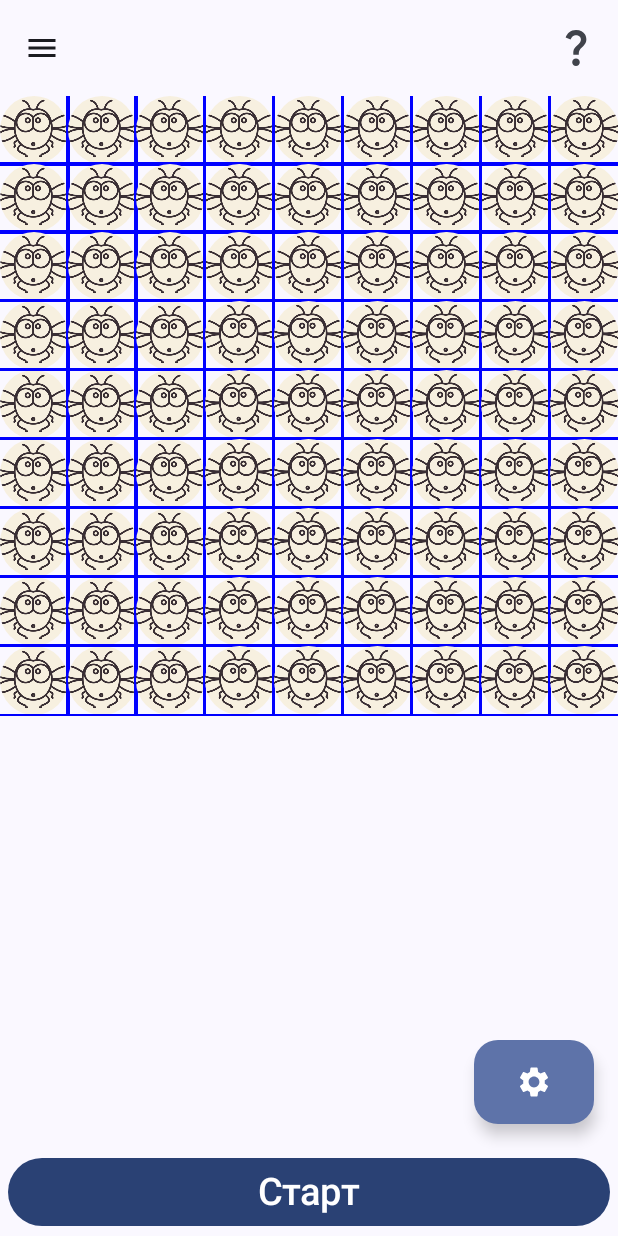
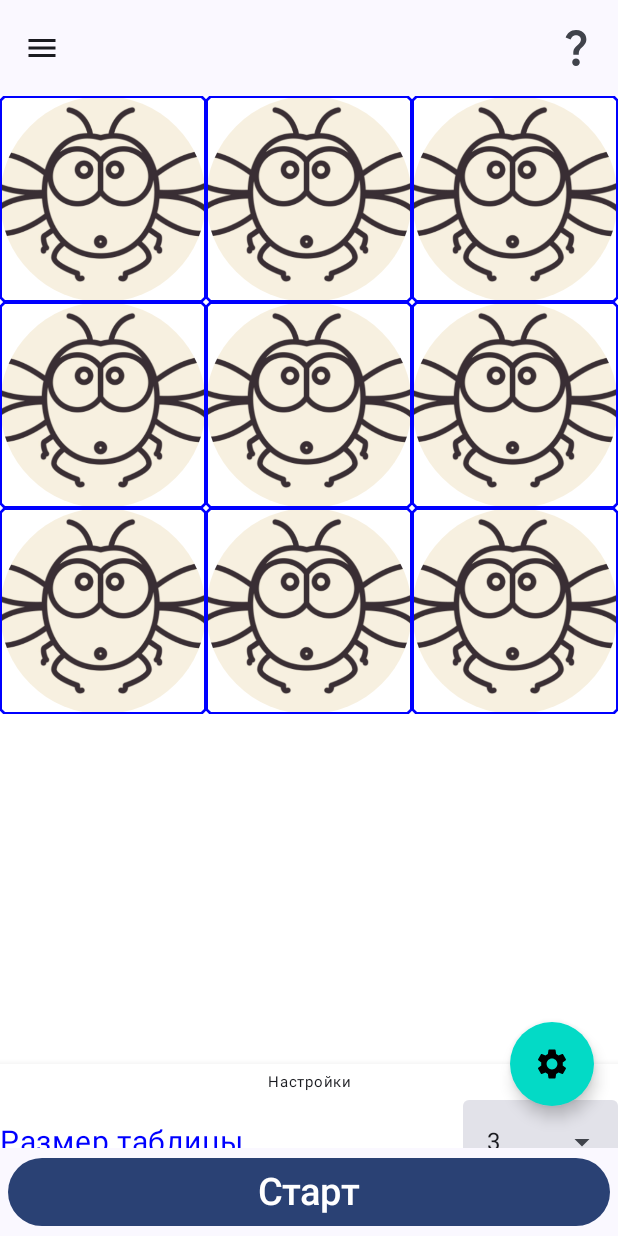
Before and after one commit to DmitriyZakharich/FlyGame, an Android app built with Jetpack Compose: the screen it shows after launch (ComposeActivity), on a phone screen of 412 x 824 dp. Run offline under Robolectric (Android 15) with nearby library versions, the phone set to English and light mode, and no system bars; our stand-ins replace Dagger/Hilt's generated code.

Commit message:
The basic version of the game with a FlatField

```diff
--- a/app/src/main/java/com/example/flygame/ComposeActivity.kt
+++ b/app/src/main/java/com/example/flygame/ComposeActivity.kt
@@ -5,19 +5,13 @@ import androidx.activity.ComponentActivity
 import androidx.activity.compose.setContent
 import androidx.compose.foundation.background
 import androidx.compose.foundation.layout.Box
-import androidx.compose.foundation.layout.Column
 import androidx.compose.foundation.layout.fillMaxSize
 import androidx.compose.foundation.layout.fillMaxWidth
 import androidx.compose.foundation.layout.padding
-import androidx.compose.foundation.layout.wrapContentSize
 import androidx.compose.material.icons.Icons
-import androidx.compose.material.icons.filled.Info
 import androidx.compose.material.icons.filled.Menu
-import androidx.compose.material.icons.filled.Settings
-import androidx.compose.material3.BottomAppBar
 import androidx.compose.material3.Button
 import androidx.compose.material3.ExperimentalMaterial3Api
-import androidx.compose.material3.ExtendedFloatingActionButton
 import androidx.compose.material3.Icon
 import androidx.compose.material3.IconButton
 import androidx.compose.material3.MaterialTheme
@@ -26,24 +20,19 @@ import androidx.compose.material3.Surface
 import androidx.compose.material3.Text
 import androidx.compose.material3.TopAppBar
 import androidx.compose.runtime.Composable
-import androidx.compose.runtime.getValue
-import androidx.compose.runtime.mutableStateOf
-import androidx.compose.runtime.remember
 import androidx.compose.runtime.rememberCoroutineScope
-import androidx.compose.runtime.setValue
 import androidx.compose.ui.Modifier
 import androidx.compose.ui.graphics.Color
 import androidx.compose.ui.res.painterResource
-import androidx.compose.ui.text.style.TextDecoration
 import androidx.compose.ui.tooling.preview.Preview
 import androidx.compose.ui.unit.dp
 import androidx.compose.ui.unit.sp
-import com.example.flygame.gamefield.FlatField
+import androidx.lifecycle.viewmodel.compose.viewModel
+import com.example.flygame.gamefield.GameViewModel
 import com.example.flygame.settings.BottomSheetSettings
-import com.example.flygame.settings.models.SettingsData
+import com.example.flygame.settings.SettingsScreen
 import com.example.flygame.ui.theme.FlyGameTheme
 import dagger.hilt.android.AndroidEntryPoint
-import kotlinx.coroutines.launch
 
 @AndroidEntryPoint
 class ComposeActivity : ComponentActivity() {
@@ -61,15 +50,16 @@ class ComposeActivity : ComponentActivity() {
         }
     }
 }
-/**
- * Добавить bottomsheet в нижний бар?
- * */
 
 @OptIn(ExperimentalMaterial3Api::class)
 @Composable
 fun MainScreen(name: String, modifier: Modifier = Modifier) {
 
     val scope = rememberCoroutineScope()
+
+    val gameViewModel: GameViewModel = viewModel()
+
+    val answer: (Int) -> Unit = { id -> gameViewModel.cellClickListener(id) }
 
     Scaffold(
         topBar = {
@@ -95,72 +85,28 @@ fun MainScreen(name: String, modifier: Modifier = Modifier) {
                 }
             )
         },
-        floatingActionButton = {
-            var clickCount by remember { mutableStateOf(0) }
-            ExtendedFloatingActionButton(
-                onClick = {
-                    // show snackbar as a suspend function
-                    scope.launch {
+        bottomBar = {
+            Button(
+                onClick = { gameViewModel.startGame() },
+                modifier = Modifier
+                    .fillMaxWidth()
+                    .padding(5.dp)
+            ) {
+                Text(text = "Старт", fontSize = 25.sp)
+            }
 
-                    }
-                }
-            ) {
-//                Text("Show snackbar")
-                Icon(imageVector = Icons.Default.Settings, contentDescription = "")
-            }
-        },
-        bottomBar = {
-//                    BottomAppBar {
-                        Button(onClick = { /*TODO*/ },
-                            modifier = Modifier
-                                .fillMaxWidth()
-                                .padding(5.dp)) {
-                            Text(text = "Старт", fontSize = 25.sp)
-                        }
-//                    }
         },
         content = { innerPadding ->
-
-            Column(Modifier.fillMaxSize()) {
-                Box(
-                    modifier = Modifier
-                        .padding(innerPadding)
-                        .fillMaxWidth()
-                ){
-                    FlatField(settings = SettingsData())
-                }
-                Box(
-                    modifier = Modifier
-                        .padding(innerPadding)
-                        .fillMaxSize()
-                        .fillMaxWidth()
-                        .weight(1f)
-                ){
-                    BottomSheetSettings()
-                }
-
+            Box(
+                Modifier
+                    .fillMaxSize()
+                    .padding(innerPadding)
+                    .background(Color.Red)) {
+                BottomSheetSettings(answer)
 
             }
-
         }
     )
-
-
-
-//    Column(modifier = Modifier.fillMaxSize()) {
-//        Box(
-//            Modifier
-//                .fillMaxSize()
-//                .weight(1f)) {
-//            FlatField(SettingsData())
-//
-//        }
-//
-//        Text(text = "Привет,Мир", color = Color.Red, modifier = Modifier
-//            .wrapContentSize()
-//            .weight(1f))
-//
-//    }
 }
 
 @Preview(showBackground = true)
--- a/app/src/main/java/com/example/flygame/gamefield/GameScreen.kt
+++ b/app/src/main/java/com/example/flygame/gamefield/GameScreen.kt
@@ -27,33 +27,28 @@ import com.example.flygame.settings.models.SettingsData
 fun GameScreen() {
     Column(modifier = Modifier.fillMaxSize()) {
 //        Table(SettingsStore())
-
-
-
     }
 
 }
 
 @Composable
-fun Table(settingsStore: SettingsStore) {
+fun Table(settingsStore: SettingsStore, answer: (id: Int) -> Unit = {}) {
     val settingsState = settingsStore.getData().collectAsState(SettingsData())
     val settings = settingsState.value
 
     if (!settings.isVolume)
-        FlatField(settings)
+        FlatField(settings, answer)
     else
         VolumetricField(settings)
 }
 
 @Composable
-fun FlatField(settings: SettingsData) {
+fun FlatField(settings: SettingsData, answer: (id: Int) -> Unit = {}) {
 
     val configuration = LocalConfiguration.current
-
     val screenHeight = configuration.screenHeightDp.dp
     val screenWidth = configuration.screenWidthDp.dp
-    Log.d("11111111111111TAG", "screenWidth: $screenWidth")
-    Log.d("11111111111111TAG", "screenHeight: $screenHeight")
+
 
     Column(
         modifier = Modifier
@@ -78,7 +73,8 @@ fun FlatField(settings: SettingsData) {
                                 width = 1.dp,
                                 color = Color.Blue,
                                 shape = AbsoluteCutCornerShape(2)
-                            )
+                            ),
+                        answer
                     )
                 }
             }
@@ -87,9 +83,9 @@ fun FlatField(settings: SettingsData) {
 }
 
 @Composable
-fun MyCell(id: Pair<Int, Int>, modifier: Modifier) {
+fun MyCell(id: Pair<Int, Int>, modifier: Modifier, answer: (id: Int) -> Unit = {}) {
     IconButton(
-        onClick = {},
+        onClick = {answer("${id.second}${id.first}".toInt())},  //verticalY, horizontalX
         modifier = modifier
     ) {
         Image(
--- a/app/src/main/java/com/example/flygame/settings/BottomSheetSettings.kt
+++ b/app/src/main/java/com/example/flygame/settings/BottomSheetSettings.kt
@@ -1,147 +1,75 @@
 package com.example.flygame.settings
 
-import androidx.compose.foundation.background
-import androidx.compose.foundation.layout.Column
-import androidx.compose.foundation.layout.Spacer
-import androidx.compose.foundation.layout.fillMaxSize
-import androidx.compose.foundation.layout.height
-import androidx.compose.foundation.layout.padding
-import androidx.compose.foundation.layout.width
-import androidx.compose.material3.ExperimentalMaterial3Api
-import androidx.compose.material3.Text
-import androidx.compose.material3.rememberBottomSheetScaffoldState
+import androidx.compose.material.BottomSheetScaffold
+import androidx.compose.material.ExperimentalMaterialApi
+import androidx.compose.material.FloatingActionButton
+import androidx.compose.material.Icon
+import androidx.compose.material.icons.Icons
+import androidx.compose.material.icons.filled.Settings
+import androidx.compose.material.rememberBottomSheetScaffoldState
 import androidx.compose.runtime.Composable
+import androidx.compose.runtime.currentCompositionLocalContext
 import androidx.compose.runtime.rememberCoroutineScope
-import androidx.compose.ui.Alignment
-import androidx.compose.ui.Modifier
-import androidx.compose.ui.graphics.Color
 import androidx.compose.ui.platform.LocalContext
 import androidx.compose.ui.tooling.preview.Preview
-import androidx.compose.ui.unit.dp
+import com.example.flygame.gamefield.FlatField
+import com.example.flygame.gamefield.Table
+import com.example.flygame.settings.models.SettingsData
+import com.example.flygame.settings.viewstate.SettingsState
+import kotlinx.coroutines.launch
 
 
-@OptIn(ExperimentalMaterial3Api::class)
+//@OptIn(ExperimentalMaterial3Api::class)
+@OptIn(ExperimentalMaterialApi::class)
 @Preview
 @Composable
-fun BottomSheetSettings() {
+fun BottomSheetSettings(answer: (id: Int) -> Unit = {}) {
 
     val contextForToast = LocalContext.current.applicationContext
 
+//    val coroutineScope = rememberCoroutineScope()
+//    val scaffoldState = rememberBottomSheetScaffoldState()
+
     val coroutineScope = rememberCoroutineScope()
-
     val scaffoldState = rememberBottomSheetScaffoldState()
 
-//    BottomSheetScaffold(
-//        sheetContent = {MyBottomSheet()},
-//        floatingActionButton ={
-////            FloaActioButton
-//        }) {
+    BottomSheetScaffold(
+        scaffoldState = scaffoldState,
+        sheetContent = {
+//            Box(
+//                modifier = Modifier.background(Color.Cyan)
+//            ) {
+//                Row(){
+//                    Text(text = "123")
+//                    Text(text = "123")
+//                    Text(text = "123")
+//                }
 //
-//        }
+//            }
+                       SettingsScreen()
 
+                       },
+        floatingActionButton = {
+            FloatingActionButton(onClick = {
+                coroutineScope.launch {
+                    if (scaffoldState.bottomSheetState.isCollapsed)
+                        scaffoldState.bottomSheetState.expand()
+                    else
+                        scaffoldState.bottomSheetState.collapse()
+                }
+            }) {
+                Icon(
+                    imageVector = Icons.Default.Settings,
+                    contentDescription = "Favorite"
+                )
+            }
+        }
+    ) {
+//        Text(text = "Content")
 
-
-
-//    FloatingActionButton(onClick = { /*TODO*/ }) {
-//
-//    }
-//
-//    BottomSheetScaffold(
-//
-//        sheetShape = CutCornerShape(20.dp), //Rounded corners
-//        sheetShadowElevation = 20.dp,//To provide Shadow
-//        sheetPeekHeight = 50.dp,//Initial height of sheet[Collapsed]{maybe too much 4 u}
-//        sheetContent = {
-//            MyBottomSheet()//Create a sheet Composable
-//        },
-//
-//        scaffoldState = scaffoldState,
-//
-//
-//
-////        sheetPeekHeight = 100.dp,
-////        sheetContent = {
-////            Column {
-////                Text(text = "123")
-////                Text(text = "123")
-////                Text(text = "123")
-////                Text(text = "123")
-////            }
-//////            LazyColumn {
-//////                // the first item that is visible
-//////                item {
-//////                    Box(
-//////                        modifier = Modifier
-//////                            .height(56.dp) // set the height
-//////                            .fillMaxWidth()
-//////                    ) {
-//////                        Text(
-//////                            text = "Swipe up to Expand the sheet",
-//////                            modifier = Modifier.align(alignment = Alignment.Center),
-//////                            color = Color.White
-//////                        )
-//////                    }
-//////                }
-//////
-//////                // remaining items
-//////                items(count = 5) {
-//////                    ListItem(
-//////                        modifier = Modifier.clickable {
-//////                            Toast.makeText(contextForToast, "Item $it", Toast.LENGTH_SHORT)
-//////                                .show()
-//////
-//////                            coroutineScope.launch {
-//////                                scaffoldState.bottomSheetState.hide()
-//////                            }
-//////                        },
-//////
-////////                        text = {
-////////                            Text(text = "Item $it")
-////////                        },
-////////                        icon = {
-////////                            Icon(
-////////                                imageVector = Icons.Default.Favorite,
-////////                                contentDescription = "Favorite",
-////////                                tint = MaterialTheme.colors.primary
-////////                            )
-////////                        }
-//////                    )
-//////                }
-//////            }
-////        }
-//    ) {
-//        // app UI
-////        Column(
-////            modifier = Modifier.fillMaxSize(),
-////            verticalArrangement = Arrangement.Center,
-////            horizontalAlignment = Alignment.CenterHorizontally
-////        )
-//    }
-
-//    BottomSheetScaffold(sheetContent =) {
-//
-//    }
-}
-
-@Composable
-fun MyBottomSheet() {
-    Column(
-        modifier = Modifier
-            .fillMaxSize()//Do this to make sheet expandable
-            .background(Color.Black.copy(0.2f))
-            .padding(20.dp),
-        horizontalAlignment = Alignment.CenterHorizontally
-    ) {
-        Spacer(//Using this to create a kind of Icon that tells the user that the sheet is expandable
-            modifier = Modifier
-                .height(3.dp)
-                .width(70.dp)
-                .background(Color.White)
-        )
-        Spacer(//Another spacer to add a space
-            modifier = Modifier
-                .height(20.dp)
-        )
-        Text(text = "Bottom Sheet")
+        /**Находится здесь, потому content BottomSheet занимает всё доступное пространство
+         * и перекрывает поле.
+         * */
+        Table(settingsStore = SettingsStore(LocalContext.current), answer)
     }
 }
--- a/app/src/main/java/com/example/flygame/settings/SettingsScreen.kt
+++ b/app/src/main/java/com/example/flygame/settings/SettingsScreen.kt
@@ -4,7 +4,6 @@ import android.util.Log
 import androidx.compose.foundation.layout.Box
 import androidx.compose.foundation.layout.Column
 import androidx.compose.foundation.layout.Row
-import androidx.compose.foundation.layout.fillMaxSize
 import androidx.compose.foundation.layout.fillMaxWidth
 import androidx.compose.foundation.layout.wrapContentSize
 import androidx.compose.material3.DropdownMenuItem
@@ -46,7 +45,7 @@ fun SettingsScreen() {
         viewModel.spinnerItemSelected(state)
     }
 
-    Column(modifier = Modifier.fillMaxSize()) {
+    Column(modifier = Modifier.fillMaxWidth()) {
          Text(
              text = stringResource(R.string.Settings),
              modifier = Modifier.fillMaxWidth(),
@@ -138,8 +137,6 @@ fun MySpinner(
     state: Int,
     onSelect: (state: SettingsState) -> Unit) {
 
-    Log.d(TAG, "MySpinner $id")
-
     var expanded by remember { mutableStateOf(false) }
     var selectedOptionText by remember { mutableStateOf(options[state]) }
 
@@ -149,6 +146,8 @@ fun MySpinner(
             expanded = !expanded
         }
     ){
+        Log.d(TAG, "options: $options")
+        Log.d(TAG, "state: $state")
         TextField(
             readOnly = true,
             value = options[state],
--- a/app/src/main/java/com/example/flygame/settings/SettingsStore.kt
+++ b/app/src/main/java/com/example/flygame/settings/SettingsStore.kt
@@ -27,6 +27,7 @@ import androidx.datastore.preferences.core.stringPreferencesKey
 import androidx.datastore.preferences.preferencesDataStore
 import com.example.flygame.settings.models.SettingsData
 import com.example.flygame.settings.models.TAG
+import com.example.flygame.settings.models.listTableSizes
 import com.example.flygame.settings.viewstate.SettingsState
 import dagger.hilt.android.qualifiers.ApplicationContext
 import kotlinx.coroutines.CoroutineScope
@@ -45,11 +46,11 @@ class SettingsStore @Inject constructor(@ApplicationContext private val context:
         Log.d(TAG, "SettingsStore getData")
 
         SettingsData(
-            tableSize = preferences[intPreferencesKey("table_size_key")] ?: 0,
+            tableSize = preferences[intPreferencesKey("table_size_key")] ?: 3,
             isVolume = preferences[booleanPreferencesKey("volume_key")] ?: false,
-            speed = preferences[intPreferencesKey("speed_key")] ?: 0,
-            voice = preferences[stringPreferencesKey("voice_key")] ?: "",
-            numberOfMoves = preferences[intPreferencesKey("number_of_moves_key")] ?: 0,
+            speed = preferences[intPreferencesKey("speed_key")] ?: 5,
+            voice = preferences[stringPreferencesKey("voice_key")] ?: "Voice",
+            numberOfMoves = preferences[intPreferencesKey("number_of_moves_key")] ?: 5,
         )
     }
 
--- a/app/src/main/java/com/example/flygame/settings/SettingsViewModel.kt
+++ b/app/src/main/java/com/example/flygame/settings/SettingsViewModel.kt
@@ -6,6 +6,9 @@ import androidx.lifecycle.viewModelScope
 import com.example.flygame.settings.models.SettingsData
 import com.example.flygame.settings.models.SettingsViewData
 import com.example.flygame.settings.models.TAG
+import com.example.flygame.settings.models.listNumberOfMoves
+import com.example.flygame.settings.models.listSpeed
+import com.example.flygame.settings.models.listTableSizes
 import com.example.flygame.settings.models.listVoiceArrows
 import com.example.flygame.settings.viewstate.SettingsState
 import dagger.hilt.android.lifecycle.HiltViewModel
@@ -31,11 +34,11 @@ class SettingsViewModel @Inject constructor(
         )
 
     private fun mapperToView(data: SettingsData): SettingsViewData = SettingsViewData(
-        spinnerTableSize = data.tableSize - 3,
+        spinnerTableSize = listTableSizes.indexOf(data.tableSize.toString()),
         spinnerIsVolume = data.isVolume,
-        spinnerSpeed = data.speed - 1,
+        spinnerSpeed = listSpeed.indexOf(data.speed.toString()),
         spinnerVoice = listVoiceArrows.indexOf(data.voice),
-        spinnerNumberOfMoves = data.numberOfMoves - 3
+        spinnerNumberOfMoves = listNumberOfMoves.indexOf(data.numberOfMoves.toString())
     )
 
     fun spinnerItemSelected(state: SettingsState) {
@@ -46,8 +49,6 @@ class SettingsViewModel @Inject constructor(
     }
 
     fun clickListener(state: SettingsState) {
-        Log.d(TAG, "SettingsViewModel clickListener")
-
         viewModelScope.launch {
             settingsStore.saveToken(state)
         }
--- a/app/src/main/java/com/example/flygame/settings/models/Models.kt
+++ b/app/src/main/java/com/example/flygame/settings/models/Models.kt
@@ -1,8 +1,7 @@
 package com.example.flygame.settings.models
 
 data class SettingsData(
-    val tableSize: Int = 9,
-
+    val tableSize: Int = listTableSizes[0].toInt(),
     val isVolume: Boolean = false,
     val speed: Int = 5,
     val voice: String = "Voice",
@@ -20,6 +19,12 @@ data class SettingsViewData(
 val listTableSizes = listOf("3", "5", "7", "9")
 val listSpeed = listOf("1", "2", "3", "4", "5", "6", "7", "8", "9", "10")
 val listVoiceArrows = listOf("Voice", "Arrows")
-val listNumberOfMoves = listOf("3", "5", "7", "10", "15", "20", "25")
+val listNumberOfMoves = listOf("3", "5", "7", "10", "15", "20")
 
 val TAG = "3232321515123e33"
+
+data class CoordinatesFly(
+    var horizontalX: Int = -1,
+    var verticalY: Int = -1,
+    var volumeZ: Int = -1
+)
```
Also changed, not shown: app/build.gradle.kts (+10 -0 lines), app/src/main/java/com/example/flygame/gamefield/GameMoves.kt (+31 -27 lines), app/src/main/java/com/example/flygame/gamefield/GameViewModel.kt (+53 -103 lines).
